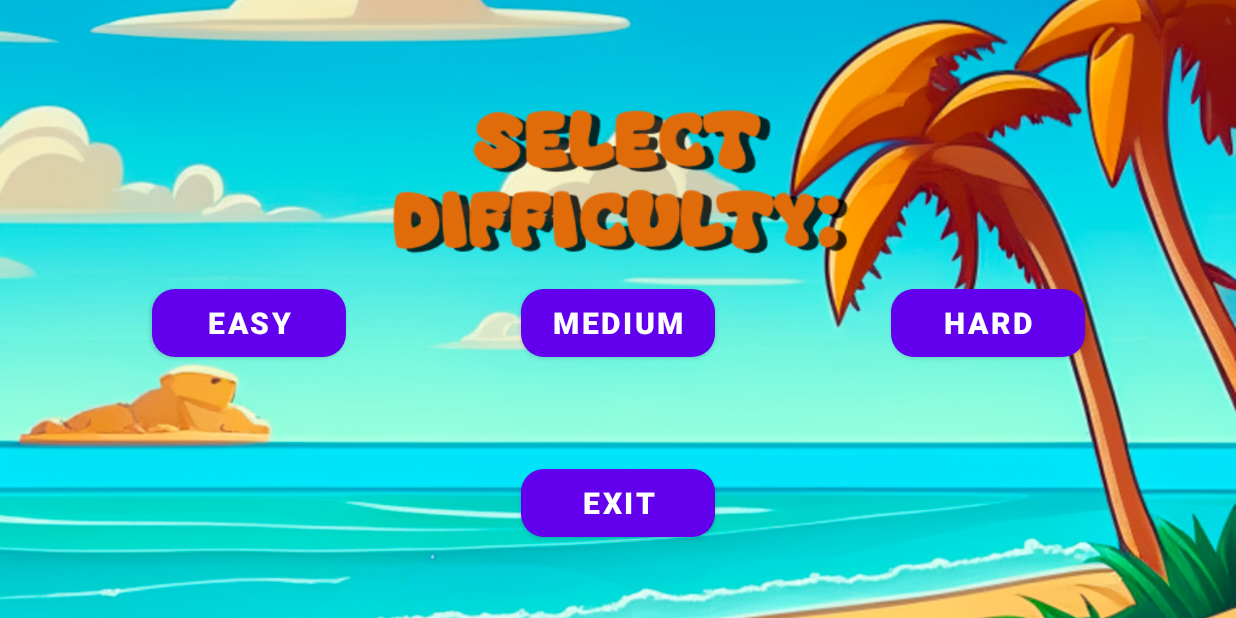
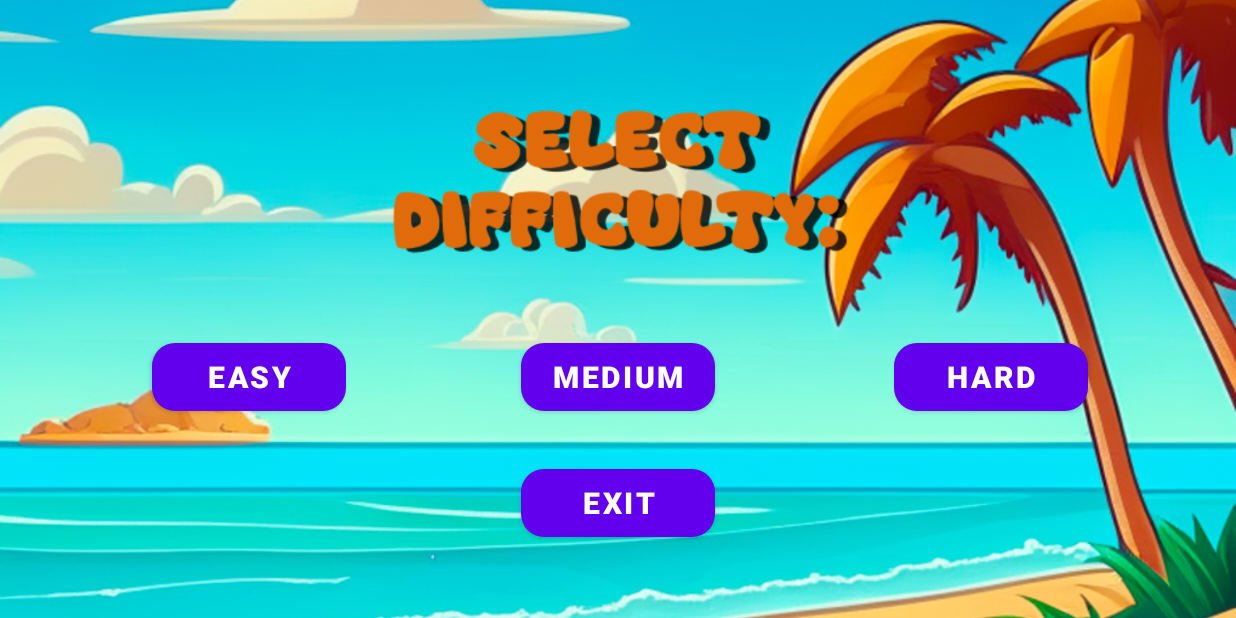
Before and after one commit to ErikMalmgren/Crab5ter, an Android app: the GameMenuActivity screen opened directly, with no data from a screen before it, on a phone screen of 824 x 412 dp (held sideways). Run offline under Robolectric (Android 15) with nearby library versions, the light colour scheme and no system bars.

Commit message:
Moved buttons

```diff
--- a/app/src/main/res/layout/activity_game_menu.xml
+++ b/app/src/main/res/layout/activity_game_menu.xml
@@ -13,15 +13,17 @@
         android:scaleType="centerCrop"
         app:layout_constraintBottom_toBottomOf="parent"
         app:layout_constraintEnd_toEndOf="parent"
+        app:layout_constraintHorizontal_bias="0.0"
         app:layout_constraintStart_toStartOf="parent"
         app:layout_constraintTop_toTopOf="parent"
+        app:layout_constraintVertical_bias="1.0"
         app:srcCompat="@drawable/backgroundai_select" />
 
     <Button
         android:id="@+id/btn_start_hard"
         android:layout_width="129dp"
         android:layout_height="57dp"
-        android:layout_marginBottom="168dp"
+        android:layout_marginBottom="132dp"
         android:fontFamily="sans-serif-black"
         android:onClick="launchMainActivityHard"
         android:text="HARD"
@@ -30,14 +32,14 @@
         app:cornerRadius="15dp"
         app:layout_constraintBottom_toBottomOf="parent"
         app:layout_constraintEnd_toEndOf="parent"
-        app:layout_constraintHorizontal_bias="0.855"
+        app:layout_constraintHorizontal_bias="0.858"
         app:layout_constraintStart_toStartOf="parent" />
 
     <Button
         android:id="@+id/btn_start_medium"
         android:layout_width="129dp"
         android:layout_height="57dp"
-        android:layout_marginBottom="168dp"
+        android:layout_marginBottom="132dp"
         android:fontFamily="sans-serif-black"
         android:onClick="launchMainActivityMedium"
         android:text="MEDIUM"
@@ -52,7 +54,7 @@
         android:id="@+id/btn_start_easy"
         android:layout_width="129dp"
         android:layout_height="57dp"
-        android:layout_marginBottom="168dp"
+        android:layout_marginBottom="132dp"
         android:fontFamily="sans-serif-black"
         android:onClick="launchMainActivityEasy"
         android:text="EASY"
```
